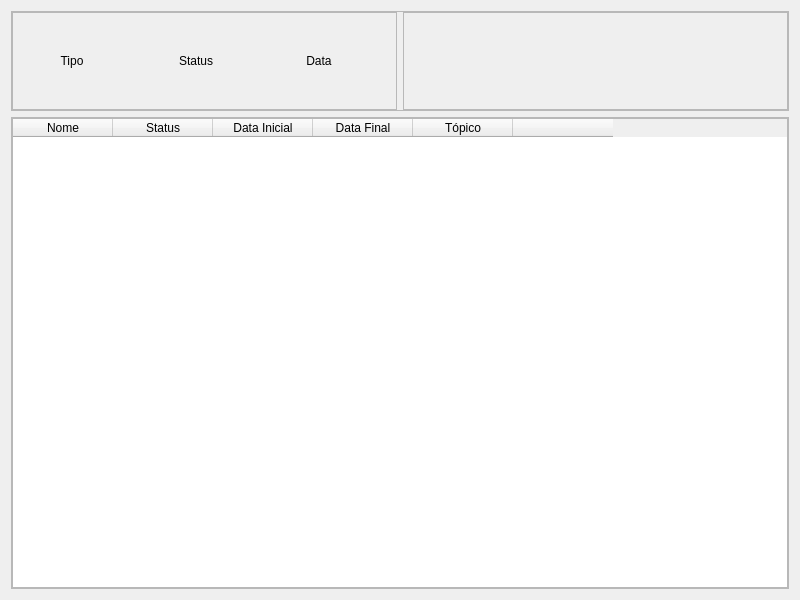
Old version of the form functions/new_daily_task/new_dailytask_page.ui in the repository Nbdyleto/PySide6_Self_TCC.
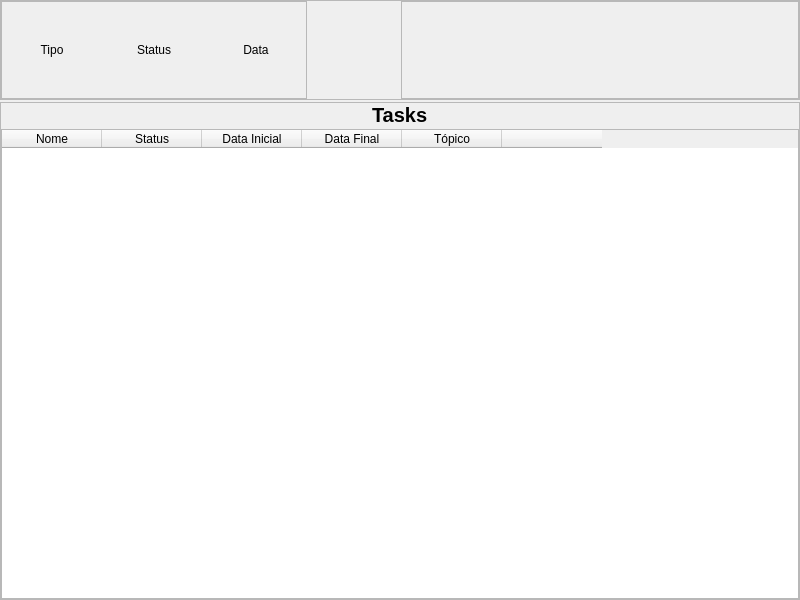
New version of the form.

Commit message: small changes in flashcards ui and tasks ui

```diff
--- a/functions/new_daily_task/new_dailytask_page.ui
+++ b/functions/new_daily_task/new_dailytask_page.ui
@@ -13,7 +13,25 @@
   <property name="windowTitle">
    <string>Widget</string>
   </property>
+  <property name="styleSheet">
+   <string notr="true"/>
+  </property>
   <layout class="QVBoxLayout" name="verticalLayout">
+   <property name="spacing">
+    <number>2</number>
+   </property>
+   <property name="leftMargin">
+    <number>0</number>
+   </property>
+   <property name="topMargin">
+    <number>0</number>
+   </property>
+   <property name="rightMargin">
+    <number>0</number>
+   </property>
+   <property name="bottomMargin">
+    <number>0</number>
+   </property>
    <item>
     <widget class="QFrame" name="frame">
      <property name="minimumSize">
@@ -28,7 +46,10 @@
      <property name="frameShadow">
       <enum>QFrame::Raised</enum>
      </property>
-     <layout class="QHBoxLayout" name="horizontalLayout">
+     <layout class="QHBoxLayout" name="horizontalLayout" stretch="0,0">
+      <property name="spacing">
+       <number>2</number>
+      </property>
       <property name="leftMargin">
        <number>0</number>
       </property>
@@ -41,7 +62,7 @@
       <property name="bottomMargin">
        <number>0</number>
       </property>
-      <item>
+      <item alignment="Qt::AlignLeft">
        <widget class="QFrame" name="frame_3">
         <property name="maximumSize">
          <size>
@@ -56,7 +77,22 @@
          <enum>QFrame::Raised</enum>
         </property>
         <layout class="QHBoxLayout" name="horizontalLayout_2">
-         <item alignment="Qt::AlignLeft">
+         <property name="spacing">
+          <number>2</number>
+         </property>
+         <property name="leftMargin">
+          <number>0</number>
+         </property>
+         <property name="topMargin">
+          <number>0</number>
+         </property>
+         <property name="rightMargin">
+          <number>0</number>
+         </property>
+         <property name="bottomMargin">
+          <number>0</number>
+         </property>
+         <item>
           <widget class="QPushButton" name="btnOrderByType">
            <property name="minimumSize">
             <size>
@@ -79,7 +115,8 @@
            <property name="styleSheet">
             <string notr="true">background-repeat: no-repeat; 
 border-radius: 20px;
-text-align: center;</string>
+text-align: center;
+font-size: 12px;</string>
            </property>
            <property name="text">
             <string>Tipo</string>
@@ -109,7 +146,8 @@
            <property name="styleSheet">
             <string notr="true">background-repeat: no-repeat; 
 border-radius: 20px;
-text-align: center;</string>
+text-align: center;
+font-size: 12px;</string>
            </property>
            <property name="text">
             <string>Status</string>
@@ -139,7 +177,8 @@
            <property name="styleSheet">
             <string notr="true">background-repeat: no-repeat; 
 border-radius: 20px;
-text-align: center;</string>
+text-align: center;
+font-size: 12px;</string>
            </property>
            <property name="text">
             <string>Data</string>
@@ -163,7 +202,23 @@
         <property name="frameShadow">
          <enum>QFrame::Raised</enum>
         </property>
-        <layout class="QHBoxLayout" name="horizontalLayout_3"/>
+        <layout class="QHBoxLayout" name="horizontalLayout_3">
+         <property name="spacing">
+          <number>2</number>
+         </property>
+         <property name="leftMargin">
+          <number>0</number>
+         </property>
+         <property name="topMargin">
+          <number>0</number>
+         </property>
+         <property name="rightMargin">
+          <number>0</number>
+         </property>
+         <property name="bottomMargin">
+          <number>0</number>
+         </property>
+        </layout>
        </widget>
       </item>
      </layout>
@@ -178,6 +233,9 @@
       <enum>QFrame::Raised</enum>
      </property>
      <layout class="QVBoxLayout" name="verticalLayout_2">
+      <property name="spacing">
+       <number>2</number>
+      </property>
       <property name="leftMargin">
        <number>0</number>
       </property>
@@ -190,6 +248,16 @@
       <property name="bottomMargin">
        <number>0</number>
       </property>
+      <item alignment="Qt::AlignHCenter">
+       <widget class="QLabel" name="label">
+        <property name="styleSheet">
+         <string notr="true">font: bold 20px;</string>
+        </property>
+        <property name="text">
+         <string>Tasks</string>
+        </property>
+       </widget>
+      </item>
       <item>
        <widget class="QTableWidget" name="tblTasks">
         <property name="focusPolicy">
```
The commit also changes 7 other files.
